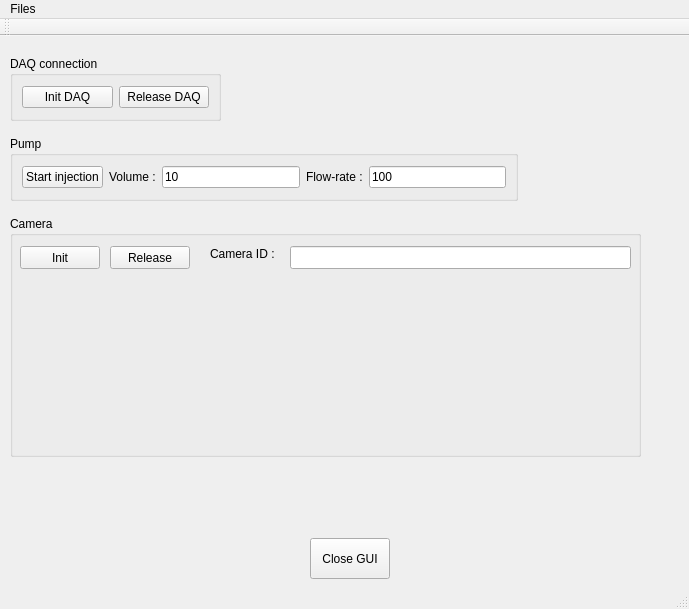
This is First_Project/View/GUI/main_window.ui in CecileFiche/Tuto_Python as Qt 5 draws it before an edit. The edited form follows.
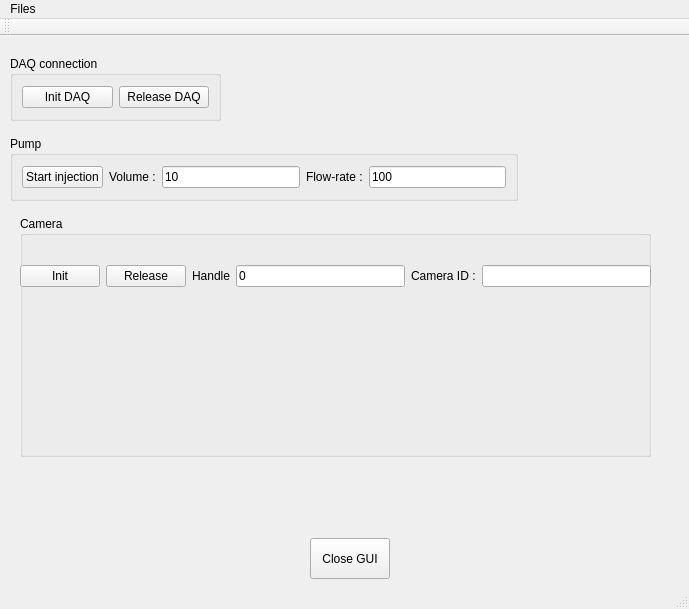
This is the edited form.

```diff
--- a/First_Project/View/GUI/main_window.ui
+++ b/First_Project/View/GUI/main_window.ui
@@ -109,7 +109,7 @@
    <widget class="QGroupBox" name="groupBox_3">
     <property name="geometry">
      <rect>
-      <x>10</x>
+      <x>20</x>
       <y>180</y>
       <width>631</width>
       <height>241</height>
@@ -118,57 +118,59 @@
     <property name="title">
      <string>Camera</string>
     </property>
+    <widget class="QWidget" name="horizontalLayoutWidget">
+     <property name="geometry">
+      <rect>
+       <x>0</x>
+       <y>20</y>
+       <width>631</width>
+       <height>80</height>
+      </rect>
+     </property>
+     <layout class="QHBoxLayout" name="horizontalLayout_3">
+      <item>
     <widget class="QPushButton" name="InitCam_Button">
-     <property name="geometry">
-      <rect>
-       <x>10</x>
-       <y>30</y>
-       <width>80</width>
-       <height>23</height>
-      </rect>
-     </property>
      <property name="text">
       <string>Init</string>
      </property>
     </widget>
+      </item>
+      <item>
     <widget class="QPushButton" name="CloseCam_Button">
-     <property name="geometry">
-      <rect>
-       <x>100</x>
-       <y>30</y>
-       <width>80</width>
-       <height>23</height>
-      </rect>
-     </property>
      <property name="text">
       <string>Release</string>
      </property>
     </widget>
+      </item>
+      <item>
+       <widget class="QLabel" name="label_4">
+        <property name="text">
+         <string>Handle</string>
+        </property>
+       </widget>
+      </item>
+      <item>
+       <widget class="QLineEdit" name="Camhandle_Edit">
+        <property name="text">
+         <string>0</string>
+        </property>
+       </widget>
+      </item>
+      <item>
     <widget class="QLabel" name="label_3">
-     <property name="geometry">
-      <rect>
-       <x>200</x>
-       <y>30</y>
-       <width>81</width>
-       <height>16</height>
-      </rect>
-     </property>
      <property name="text">
       <string>Camera ID :</string>
      </property>
     </widget>
+      </item>
+      <item>
     <widget class="QLineEdit" name="CamID_Edit">
-     <property name="geometry">
-      <rect>
-       <x>280</x>
-       <y>30</y>
-       <width>341</width>
-       <height>23</height>
-      </rect>
-     </property>
      <property name="text">
       <string/>
      </property>
+       </widget>
+      </item>
+     </layout>
     </widget>
    </widget>
   </widget>
```
Lines whose indentation alone changed are shown as unchanged.
